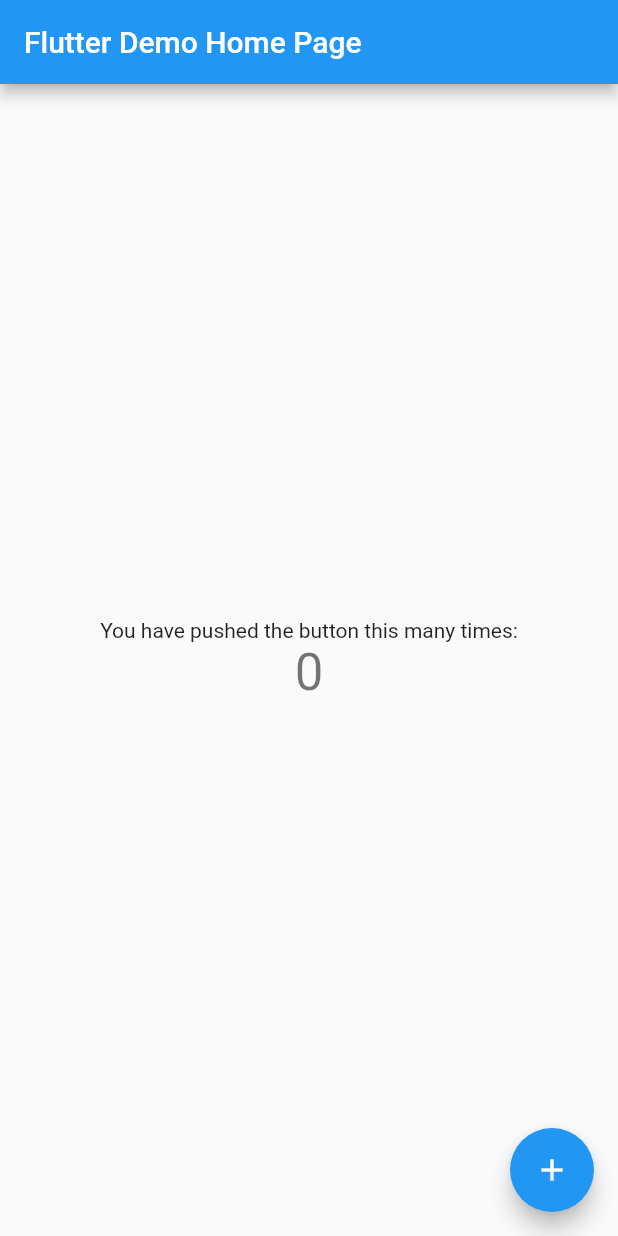
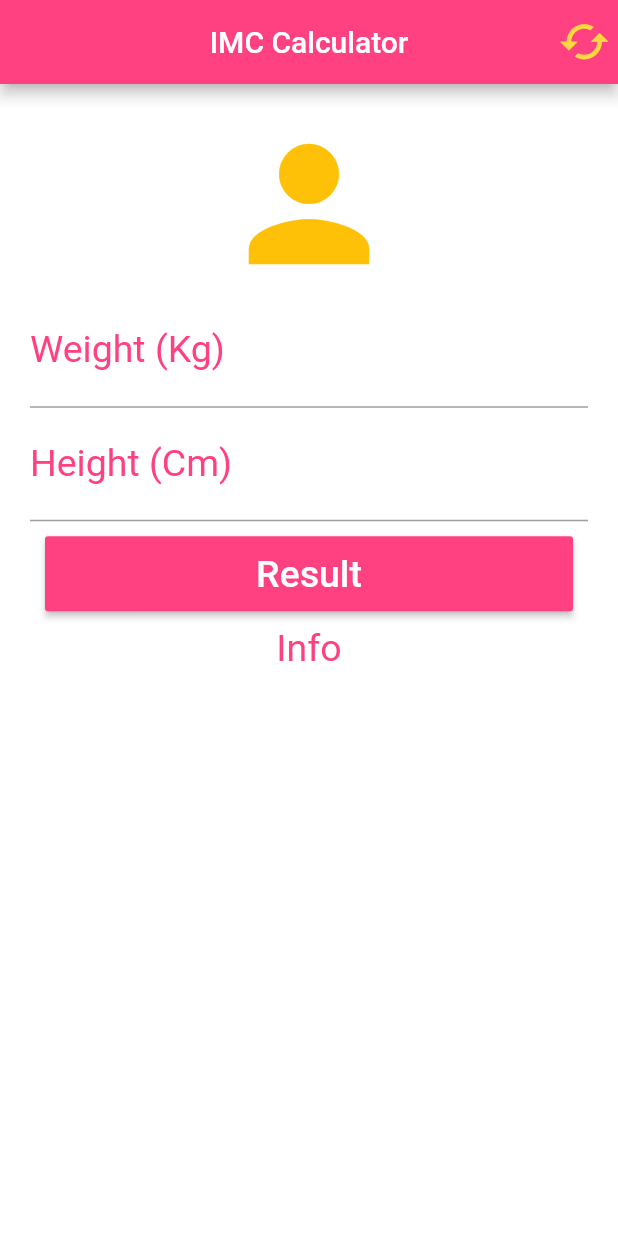
Before and after one commit to rogerpoliver/flutter-imc, a Flutter app: the screen it shows after launch, on a phone screen of 412 x 824 dp. Run offline on Flutter 3.47's test engine with Material 2 defaults, Android fonts, the phone set to English and light mode, and no system bars.

Commit message:
Upload do front-end estatico

```diff
--- a/lib/main.dart
+++ b/lib/main.dart
@@ -1,111 +1,83 @@
 import 'package:flutter/material.dart';
 
-void main() => runApp(MyApp());
+void main() {
+  runApp(MaterialApp(
+    home: Home(),
+  ));
+}
 
-class MyApp extends StatelessWidget {
-  // This widget is the root of your application.
+class Home extends StatefulWidget {
+  @override
+  _HomeState createState() => _HomeState();
+}
+
+class _HomeState extends State<Home> {
   @override
   Widget build(BuildContext context) {
-    return MaterialApp(
-      title: 'Flutter Demo',
-      theme: ThemeData(
-        // This is the theme of your application.
-        //
-        // Try running your application with "flutter run". You'll see the
-        // application has a blue toolbar. Then, without quitting the app, try
-        // changing the primarySwatch below to Colors.green and then invoke
-        // "hot reload" (press "r" in the console where you ran "flutter run",
-        // or simply save your changes to "hot reload" in a Flutter IDE).
-        // Notice that the counter didn't reset back to zero; the application
-        // is not restarted.
-        primarySwatch: Colors.blue,
-      ),
-      home: MyHomePage(title: 'Flutter Demo Home Page'),
-    );
+    return Scaffold(
+        appBar: AppBar(
+          title: Text("IMC Calculator"),
+          centerTitle: true,
+          backgroundColor: Colors.pinkAccent,
+          actions: <Widget>[
+            IconButton(
+              icon: Icon(Icons.cached,
+                  color: Colors.amberAccent,
+                  size: 35,
+                  semanticLabel: 'Refresh Button'),
+              onPressed: () {},
+            )
+          ],
+        ),
+        backgroundColor: Colors.white,
+        body: SingleChildScrollView(
+            padding: EdgeInsets.all(20),
+            child: Column(
+              crossAxisAlignment: CrossAxisAlignment.stretch,
+              children: <Widget>[
+                Icon(
+                  Icons.person,
+                  color: Colors.amber,
+                  size: 120,
+                ),
+                TextField(
+                  keyboardType: TextInputType.number,
+                  decoration: InputDecoration(
+                      labelText: "Weight (Kg)",
+                      labelStyle:
+                          TextStyle(color: Colors.pinkAccent, fontSize: 25)),
+                  textAlign: TextAlign.center,
+                  style: TextStyle(color: Colors.amber, fontSize: 25),
+                ),
+                TextField(
+                  keyboardType: TextInputType.number,
+                  decoration: InputDecoration(
+                      labelText: "Height (Cm)",
+                      labelStyle:
+                          TextStyle(color: Colors.pinkAccent, fontSize: 25)),
+                  textAlign: TextAlign.center,
+                  style: TextStyle(color: Colors.amber, fontSize: 25),
+                ),
+                Padding(
+                  padding: EdgeInsets.all(10),
+                  child: Container(
+                  height: 50,
+                  child: RaisedButton(
+                    onPressed: () {},
+                    child: Text(
+                      "Result",
+                      style: TextStyle(color: Colors.white, fontSize: 25),
+                    ),
+                    color: Colors.pinkAccent,
+                  ),
+                ),
+                ),
+                Text(
+                  "Info",
+                  textAlign: TextAlign.center,
+                  style: TextStyle(color: Colors.pinkAccent, fontSize: 25),
+                )
+              ],
+            )));
   }
 }
-
-class MyHomePage extends StatefulWidget {
-  MyHomePage({Key key, this.title}) : super(key: key);
-
-  // This widget is the home page of your application. It is stateful, meaning
-  // that it has a State object (defined below) that contains fields that affect
-  // how it looks.
-
-  // This class is the configuration for the state. It holds the values (in this
-  // case the title) provided by the parent (in this case the App widget) and
-  // used by the build method of the State. Fields in a Widget subclass are
-  // always marked "final".
-
-  final String title;
-
-  @override
-  _MyHomePageState createState() => _MyHomePageState();
-}
-
-class _MyHomePageState extends State<MyHomePage> {
-  int _counter = 0;
-
-  void _incrementCounter() {
-    setState(() {
-      // This call to setState tells the Flutter framework that something has
-      // changed in this State, which causes it to rerun the build method below
-      // so that the display can reflect the updated values. If we changed
-      // _counter without calling setState(), then the build method would not be
-      // called again, and so nothing would appear to happen.
-      _counter++;
-    });
-  }
-
-  @override
-  Widget build(BuildContext context) {
-    // This method is rerun every time setState is called, for instance as done
-    // by the _incrementCounter method above.
-    //
-    // The Flutter framework has been optimized to make rerunning build methods
-    // fast, so that you can just rebuild anything that needs updating rather
-    // than having to individually change instances of widgets.
-    return Scaffold(
-      appBar: AppBar(
-        // Here we take the value from the MyHomePage object that was created by
-        // the App.build method, and use it to set our appbar title.
-        title: Text(widget.title),
-      ),
-      body: Center(
-        // Center is a layout widget. It takes a single child and positions it
-        // in the middle of the parent.
-        child: Column(
-          // Column is also a layout widget. It takes a list of children and
-          // arranges them vertically. By default, it sizes itself to fit its
-          // children horizontally, and tries to be as tall as its parent.
-          //
-          // Invoke "debug painting" (press "p" in the console, choose the
-          // "Toggle Debug Paint" action from the Flutter Inspector in Android
-          // Studio, or the "Toggle Debug Paint" command in Visual Studio Code)
-          // to see the wireframe for each widget.
-          //
-          // Column has various properties to control how it sizes itself and
-          // how it positions its children. Here we use mainAxisAlignment to
-          // center the children vertically; the main axis here is the vertical
-          // axis because Columns are vertical (the cross axis would be
-          // horizontal).
-          mainAxisAlignment: MainAxisAlignment.center,
-          children: <Widget>[
-            Text(
-              'You have pushed the button this many times:',
-            ),
-            Text(
-              '$_counter',
-              style: Theme.of(context).textTheme.display1,
-            ),
-          ],
-        ),
-      ),
-      floatingActionButton: FloatingActionButton(
-        onPressed: _incrementCounter,
-        tooltip: 'Increment',
-        child: Icon(Icons.add),
-      ), // This trailing comma makes auto-formatting nicer for build methods.
-    );
-  }
-}
```
Also changed, not shown: 1 other file.
